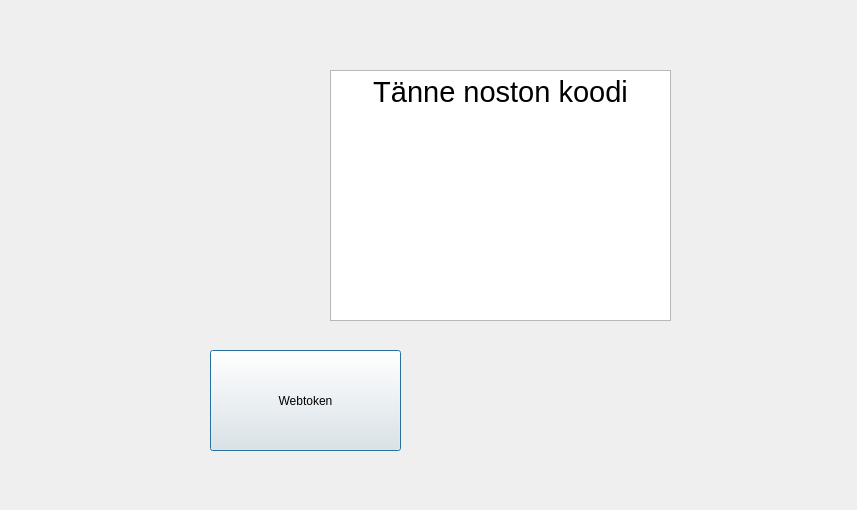
Qt form frontend/nosto.ui (22kmo-project/group_6) before a commit.
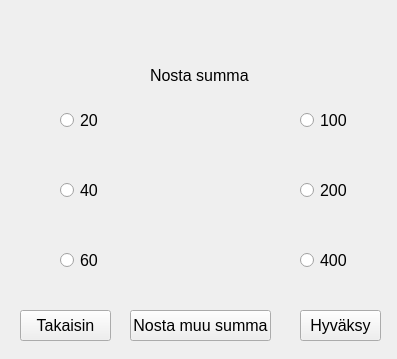
The same form after that commit.

The edit to the form file:
```diff
--- a/frontend/nosto.ui
+++ b/frontend/nosto.ui
@@ -1,47 +1,196 @@
 <?xml version="1.0" encoding="UTF-8"?>
 <ui version="4.0">
- <class>Nosto</class>
- <widget class="QDialog" name="Nosto">
+ <class>nosto</class>
+ <widget class="QWidget" name="nosto">
   <property name="geometry">
    <rect>
     <x>0</x>
     <y>0</y>
-    <width>857</width>
-    <height>510</height>
+    <width>397</width>
+    <height>359</height>
    </rect>
   </property>
   <property name="windowTitle">
    <string>Dialog</string>
   </property>
-  <widget class="QTextEdit" name="textEdit">
+  <widget class="QRadioButton" name="box20">
    <property name="geometry">
     <rect>
-     <x>330</x>
-     <y>70</y>
-     <width>341</width>
-     <height>251</height>
+     <x>60</x>
+     <y>110</y>
+     <width>51</width>
+     <height>21</height>
     </rect>
    </property>
-   <property name="html">
-    <string>&lt;!DOCTYPE HTML PUBLIC &quot;-//W3C//DTD HTML 4.0//EN&quot; &quot;http://www.w3.org/TR/REC-html40/strict.dtd&quot;&gt;
-&lt;html&gt;&lt;head&gt;&lt;meta name=&quot;qrichtext&quot; content=&quot;1&quot; /&gt;&lt;meta charset=&quot;utf-8&quot; /&gt;&lt;style type=&quot;text/css&quot;&gt;
-p, li { white-space: pre-wrap; }
-hr { height: 1px; border-width: 0; }
-&lt;/style&gt;&lt;/head&gt;&lt;body style=&quot; font-family:'Segoe UI'; font-size:9pt; font-weight:400; font-style:normal;&quot;&gt;
-&lt;p align=&quot;center&quot; style=&quot; margin-top:0px; margin-bottom:0px; margin-left:0px; margin-right:0px; -qt-block-indent:0; text-indent:0px;&quot;&gt;&lt;span style=&quot; font-size:22pt;&quot;&gt;Tänne noston koodi&lt;/span&gt;&lt;/p&gt;&lt;/body&gt;&lt;/html&gt;</string>
+   <property name="font">
+    <font>
+     <pointsize>12</pointsize>
+    </font>
    </property>
+   <property name="text">
+    <string>20</string>
+   </property>
   </widget>
-  <widget class="QPushButton" name="pushButton">
+  <widget class="QRadioButton" name="box40">
    <property name="geometry">
     <rect>
-     <x>210</x>
-     <y>350</y>
-     <width>191</width>
-     <height>101</height>
+     <x>60</x>
+     <y>180</y>
+     <width>51</width>
+     <height>21</height>
     </rect>
    </property>
+   <property name="font">
+    <font>
+     <pointsize>12</pointsize>
+    </font>
+   </property>
    <property name="text">
-    <string>Webtoken</string>
+    <string>40</string>
+   </property>
+  </widget>
+  <widget class="QRadioButton" name="box60">
+   <property name="geometry">
+    <rect>
+     <x>60</x>
+     <y>250</y>
+     <width>51</width>
+     <height>21</height>
+    </rect>
+   </property>
+   <property name="font">
+    <font>
+     <pointsize>12</pointsize>
+    </font>
+   </property>
+   <property name="text">
+    <string>60</string>
+   </property>
+  </widget>
+  <widget class="QRadioButton" name="box400">
+   <property name="geometry">
+    <rect>
+     <x>300</x>
+     <y>250</y>
+     <width>51</width>
+     <height>21</height>
+    </rect>
+   </property>
+   <property name="font">
+    <font>
+     <pointsize>12</pointsize>
+    </font>
+   </property>
+   <property name="text">
+    <string>400</string>
+   </property>
+  </widget>
+  <widget class="QRadioButton" name="box200">
+   <property name="geometry">
+    <rect>
+     <x>300</x>
+     <y>180</y>
+     <width>51</width>
+     <height>21</height>
+    </rect>
+   </property>
+   <property name="font">
+    <font>
+     <pointsize>12</pointsize>
+    </font>
+   </property>
+   <property name="text">
+    <string>200</string>
+   </property>
+  </widget>
+  <widget class="QRadioButton" name="box100">
+   <property name="geometry">
+    <rect>
+     <x>300</x>
+     <y>110</y>
+     <width>51</width>
+     <height>21</height>
+    </rect>
+   </property>
+   <property name="font">
+    <font>
+     <pointsize>12</pointsize>
+    </font>
+   </property>
+   <property name="text">
+    <string>100</string>
+   </property>
+  </widget>
+  <widget class="QPushButton" name="btnback">
+   <property name="geometry">
+    <rect>
+     <x>20</x>
+     <y>310</y>
+     <width>91</width>
+     <height>31</height>
+    </rect>
+   </property>
+   <property name="font">
+    <font>
+     <pointsize>12</pointsize>
+    </font>
+   </property>
+   <property name="text">
+    <string>Takaisin</string>
+   </property>
+  </widget>
+  <widget class="QPushButton" name="btnsum">
+   <property name="geometry">
+    <rect>
+     <x>130</x>
+     <y>310</y>
+     <width>141</width>
+     <height>31</height>
+    </rect>
+   </property>
+   <property name="font">
+    <font>
+     <pointsize>12</pointsize>
+    </font>
+   </property>
+   <property name="text">
+    <string>Nosta muu summa</string>
+   </property>
+  </widget>
+  <widget class="QPushButton" name="btnconfirm">
+   <property name="geometry">
+    <rect>
+     <x>300</x>
+     <y>310</y>
+     <width>81</width>
+     <height>31</height>
+    </rect>
+   </property>
+   <property name="font">
+    <font>
+     <pointsize>12</pointsize>
+    </font>
+   </property>
+   <property name="text">
+    <string>Hyväksy</string>
+   </property>
+  </widget>
+  <widget class="QLabel" name="txtlabel">
+   <property name="geometry">
+    <rect>
+     <x>150</x>
+     <y>60</y>
+     <width>101</width>
+     <height>31</height>
+    </rect>
+   </property>
+   <property name="font">
+    <font>
+     <pointsize>12</pointsize>
+    </font>
+   </property>
+   <property name="text">
+    <string>Nosta summa</string>
    </property>
   </widget>
  </widget>
```
Left out of the diff: 2 changed lines with no effect on the pictures.
